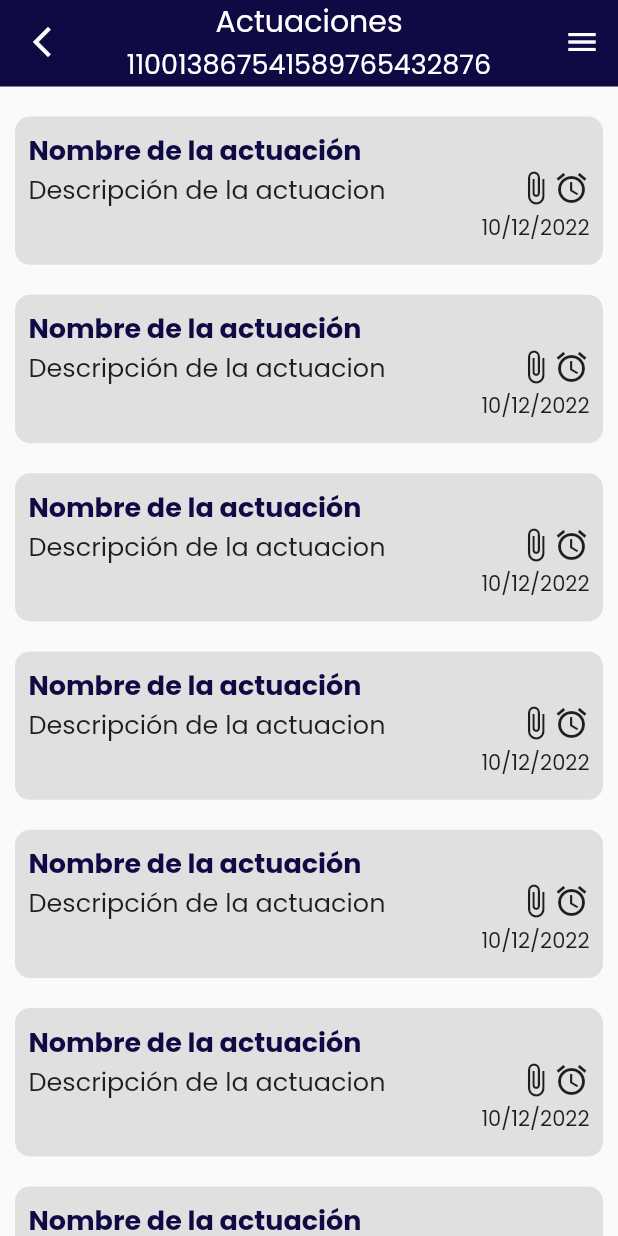
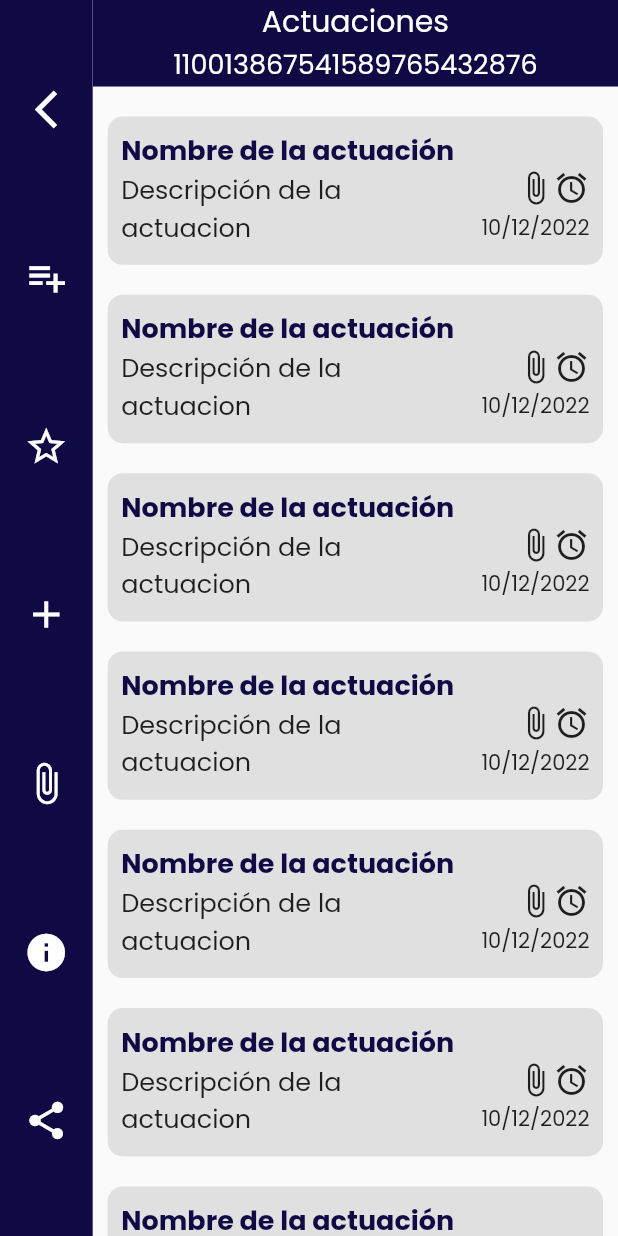
Before and after one commit to KamiloChinome/Flutter-Mi-Proceso-App, a Flutter app: the ProcessScreen screen opened by its route, on a phone screen of 412 x 824 dp. Run offline on Flutter 3.47's test engine with Material 2 defaults, Android fonts, the phone set to English and light mode, and no system bars; our stand-ins replace animate_do, lite_rolling_switch.

Commit message:
Revert "the drawer was added in the process screen"
This reverts commit 7eb3815673b7db7b545266b26efeff9d38492196.

```diff
--- a/lib/main.dart
+++ b/lib/main.dart
@@ -26,7 +26,7 @@ class MyApp extends StatelessWidget {
       debugShowCheckedModeBanner: false,
 
       title: 'Material App',
-      initialRoute: 'ProcessDetails',
+      initialRoute: 'HomeScreen',
       routes: {
         'HomeScreen':(context) => const HomeScreen(),
         'AddProcessScreen':(context) => const AddProcessScreen(),
--- a/lib/screens/process_screen.dart
+++ b/lib/screens/process_screen.dart
@@ -14,14 +14,35 @@ class ProcessScreen extends StatelessWidget {
   Widget build(BuildContext context) {
     return ChangeNotifierProvider(
       create: (context) => SubscribeProcessModel(),
-      child: const Scaffold(
-        body: _Sliver(),
-        endDrawer: _LeftMenuDrawer(),
+      child: Scaffold(
+        body: Row(
+          children: const [
+            _LeftMenuDrawer(),
+            _Scaffold()
+          ],
+        ),
+        // drawer: _,
       ),
     );
   }
 }
 
+class _Scaffold extends StatelessWidget {
+  const _Scaffold({
+    Key? key,
+  }) : super(key: key);
+
+  @override
+  Widget build(BuildContext context) {
+    double sizeHeight = MediaQuery.of(context).size.height;
+    double sizeWidth = MediaQuery.of(context).size.width;
+    return SizedBox(
+      height: sizeHeight * 1,
+      width: sizeWidth * 0.85,
+      child: const _Sliver(),
+    );
+  }
+}
 
 class _LeftMenuDrawer extends StatelessWidget {
   const _LeftMenuDrawer({
@@ -34,11 +55,15 @@ class _LeftMenuDrawer extends StatelessWidget {
     IconData favorite = Provider.of<SubscribeProcessModel>(context).favorite;
     double sizeHeight = MediaQuery.of(context).size.height;
     double sizeWidth = MediaQuery.of(context).size.width;
-    return Drawer(
-      width: sizeWidth * 0.16,
+    return Container(
+      height: sizeHeight * 1,
+      width: sizeWidth * 0.15,
+      color: marca1,
       child: Column(
         children: [
-          SizedBox(height: sizeHeight * 0.15,),
+          SizedBox(height: sizeHeight * 0.07,),
+          _LeftMenuOption(icon: Icons.arrow_back_ios_new_outlined, onTap: () => Navigator.pop(context),),
+          SizedBox(height: sizeHeight * 0.1,),
           _LeftMenuOption(icon: addIcon, onTap: () {
             if(addIcon == Icons.playlist_add){
                   Provider.of<SubscribeProcessModel>(context, listen: false).addIcon = Icons.playlist_add_check;
@@ -86,7 +111,7 @@ class _LeftMenuOption extends StatelessWidget {
   Widget build(BuildContext context) {
     return GestureDetector(
       onTap: onTap,
-      child: Icon(icon, size: 30, color: marca1,)
+      child: Icon(icon, size: 30, color: blanco,)
     );
   }
 }
@@ -103,13 +128,8 @@ class _Sliver extends StatelessWidget {
         physics: const BouncingScrollPhysics(),
         slivers: <Widget>[
           SliverAppBar(
-            actions: [
-              IconButton(onPressed: () => Scaffold.of(context).openEndDrawer(), icon: const Icon(Icons.menu))
-            ],
             floating: true,
-            leading: GestureDetector(
-              onTap: () => Navigator.pop(context),
-              child: const Icon(Icons.arrow_back_ios_new_outlined)),
+            automaticallyImplyLeading: false,
             backgroundColor: marca1,
             centerTitle: true,
             expandedHeight: sizeHeight*0.07,
```
